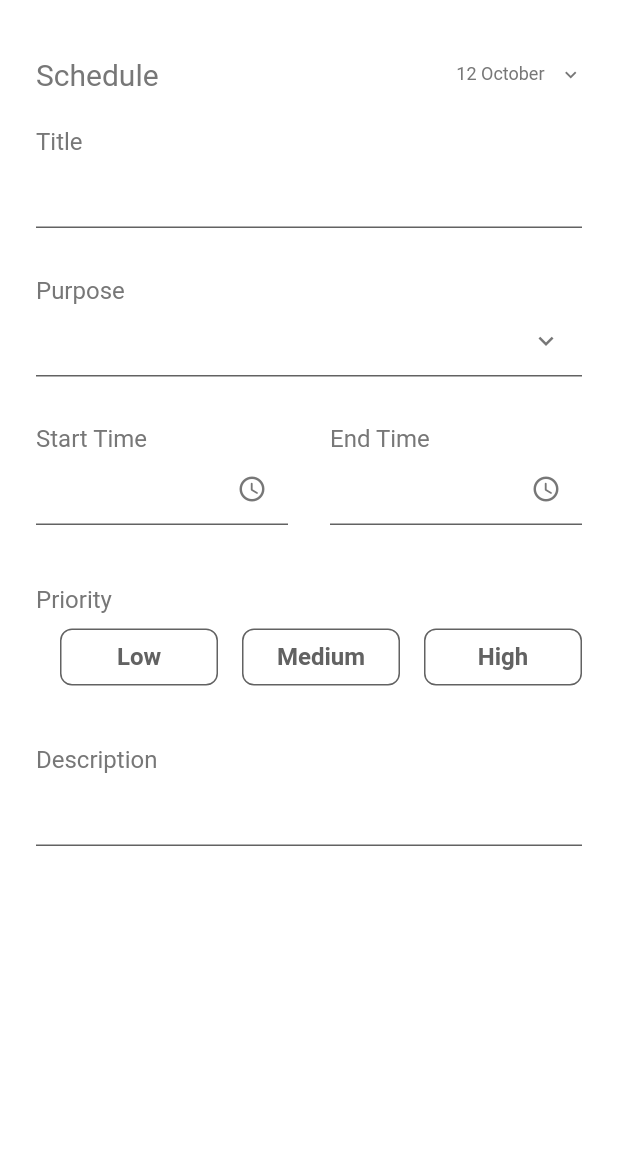
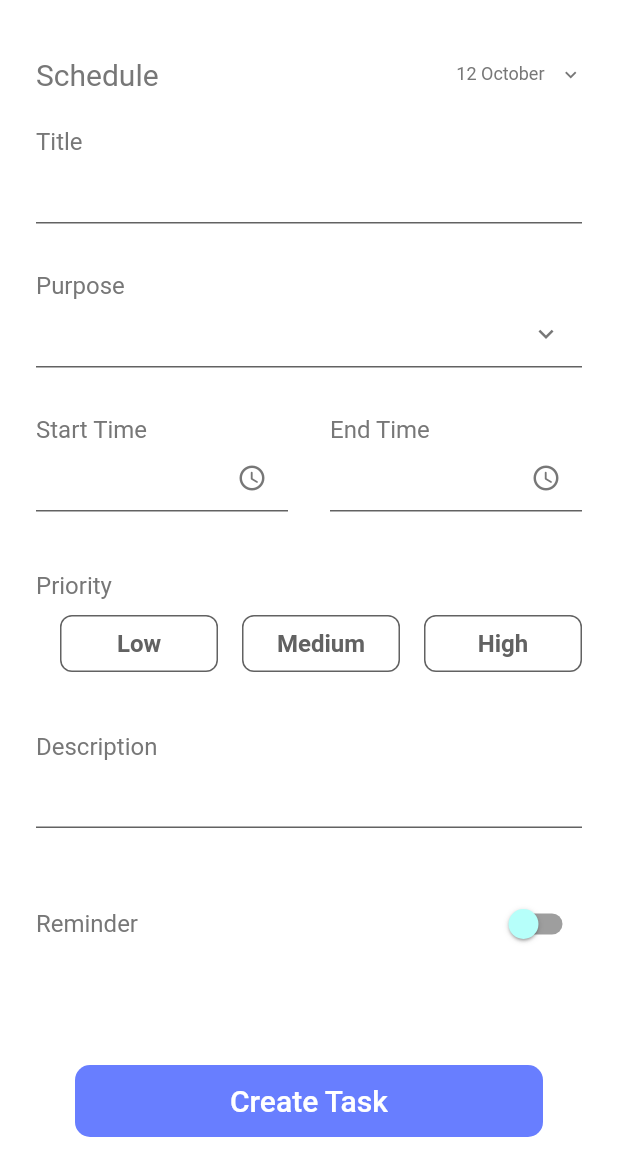
Before and after one commit to Rwan00/ToDo_Trax, a Flutter app: the AddTaskView screen opened directly, on a phone screen of 412 x 824 dp, the part 63-1236 px from its top. Run offline on Flutter 3.47's test engine with Material 2 defaults, Android fonts, the phone set to English and light mode, and no system bars; our stand-ins replace flutter_staggered_animations, flutter_svg, get, get_storage, google_fonts, page_transition; accounts and stored records are empty.

Commit message:
New Task View completed

```diff
--- a/lib/ui/views/add_task_view.dart
+++ b/lib/ui/views/add_task_view.dart
@@ -5,6 +5,8 @@ import 'package:todo_trax/ui/theme.dart';
 import 'package:todo_trax/ui/views/ongoing_view.dart';
 
 import '../methods/custom_container.dart';
+import '../methods/task_added_dialog.dart';
+import '../widgets/custom_button.dart';
 import '../widgets/input_field.dart';
 
 class AddTaskView extends StatefulWidget {
@@ -15,6 +17,8 @@ class AddTaskView extends StatefulWidget {
 }
 
 class _AddTaskViewState extends State<AddTaskView> {
+  bool isSwitched = false;
+
   @override
   Widget build(BuildContext context) {
     return Scaffold(
@@ -130,22 +134,68 @@ class _AddTaskViewState extends State<AddTaskView> {
               Column(
                 crossAxisAlignment: CrossAxisAlignment.start,
                 children: [
-                  const SizedBox(height: 24,),
-                  Text("Priority",style: headingAddTask.copyWith(fontSize: 16),),
-                  const SizedBox(height: 10,),
+                  const SizedBox(
+                    height: 24,
+                  ),
+                  Text(
+                    "Priority",
+                    style: headingAddTask.copyWith(fontSize: 16),
+                  ),
+                  const SizedBox(
+                    height: 10,
+                  ),
                   Row(
                     mainAxisAlignment: MainAxisAlignment.start,
                     children: <Widget>[
-                      Expanded(child: customContainer(text: "Low"))  ,
-
-                      Expanded(child: customContainer(text: "Medium"))  ,
-                      Expanded(child: customContainer(text: "High"))  ,
+                      Expanded(child: customContainer(text: "Low")),
+                      Expanded(child: customContainer(text: "Medium")),
+                      Expanded(child: customContainer(text: "High")),
                     ],
                   ),
                 ],
               ),
-              const SizedBox(height: 24,),
+              const SizedBox(
+                height: 24,
+              ),
               const InputField(title: 'Description'),
+              const SizedBox(
+                height: 24,
+              ),
+              Row(
+                children: <Widget>[
+                  Text(
+                    "Reminder",
+                    style: headingAddTask.copyWith(fontSize: 16),
+                  ),
+                  const Spacer(),
+                  Switch(
+                    value: isSwitched,
+                    onChanged: (value) {
+                      setState(() {
+                        isSwitched = value;
+                      });
+                    },
+                    inactiveThumbColor:
+                        Get.isDarkMode ? dSecondaryClr : secondaryClr,
+                    inactiveTrackColor: Colors.grey,
+                    activeColor: Get.isDarkMode ? dPrimaryClr : primaryClr,
+                  ),
+                ],
+              ),
+              const SizedBox(
+                height: 70,
+              ),
+              Align(
+                alignment: Alignment.bottomCenter,
+                child: MyButton("Create Task", () {
+                  buildDialog(
+                    context,
+                    imgUrl: 'assets/images/done.gif',
+                    titleTxt: 'Great Job',
+                    subTitleTxt: 'Your Task was added Successfully',
+                  );
+                }),
+              ),
             ],
           ),
         ),
--- /dev/null
+++ b/lib/ui/widgets/custom_button.dart
@@ -0,0 +1,31 @@
+import 'package:flutter/material.dart';
+import 'package:get/get.dart';
+import 'package:google_fonts/google_fonts.dart';
+
+
+import '../theme.dart';
+
+class MyButton extends StatelessWidget {
+
+  final String label;
+  final Function() onTap;
+
+  const MyButton(this.label,this.onTap,{super.key});
+
+  @override
+  Widget build(BuildContext context) {
+    return GestureDetector(
+      onTap: onTap,
+      child: Container(
+        alignment: Alignment.center,
+        width: 312,
+        height: 48,
+        decoration: BoxDecoration(
+          borderRadius: BorderRadius.circular(10),
+          color: Get.isDarkMode? dPrimaryClr : primaryClr,
+        ),
+        child: Text(label,style: GoogleFonts.roboto(color: Colors.white,fontSize: 20,fontWeight: FontWeight.w500),textAlign: TextAlign.center,),
+      ),
+    );
+  }
+}
--- a/lib/ui/widgets/input_field.dart
+++ b/lib/ui/widgets/input_field.dart
@@ -21,17 +21,25 @@ class InputField extends StatelessWidget {
             title,
             style: headingAddTask.copyWith(fontSize: 16),
           ),
-          TextFormField(
+          SingleChildScrollView(
+            scrollDirection: Axis.vertical,
+            child: ConstrainedBox(
+              constraints: const BoxConstraints(
+                maxHeight: 45,
+              ),
+              child: TextFormField(
+                maxLines: null,
                 controller: controller,
                 autofocus: false,
                 readOnly: widget != null ? true : false,
                 style: headingAddTask.copyWith(
                   color: Get.isDarkMode ? Colors.white : Colors.black,
-                fontSize: 16,),
+                  fontSize: 16,
+                ),
                 cursorColor: Get.isDarkMode ? dPrimaryClr : primaryClr,
                 decoration: InputDecoration(
                   suffixIcon: widget,
-              contentPadding: const EdgeInsets.only(left: 10),
+                  contentPadding: const EdgeInsets.only(left: 10, top: 10),
                   enabledBorder: const UnderlineInputBorder(
                       borderSide: BorderSide(
                           color: Color.fromRGBO(98, 98, 98, 1), width: 1)),
@@ -43,7 +51,10 @@ class InputField extends StatelessWidget {
                                 ? dSecondaryClr
                                 : primaryClr,
                         width: 1),
-                )),
+                  ),
+                ),
+              ),
+            ),
           ),
         ],
       ),
```
Lines whose indentation alone changed are shown as unchanged.
